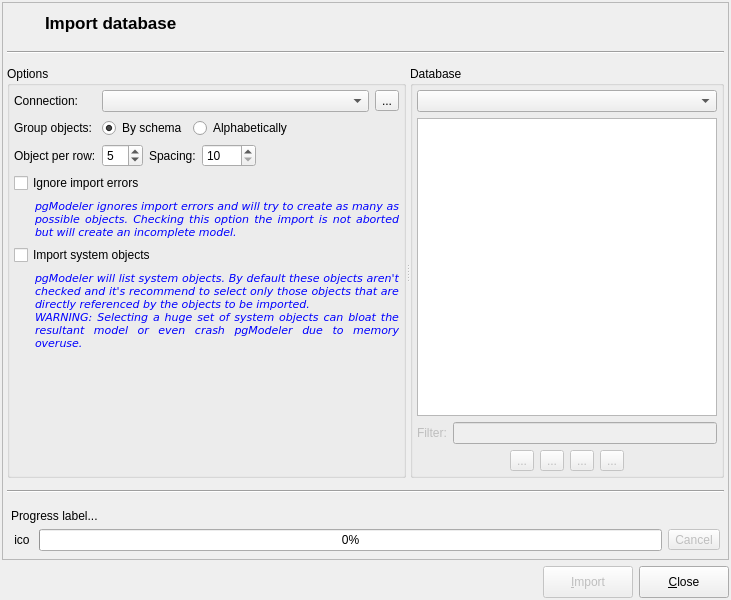
Qt form libpgmodeler_ui/ui/databaseimportform.ui (pgmodeler/pgmodeler) before a commit.
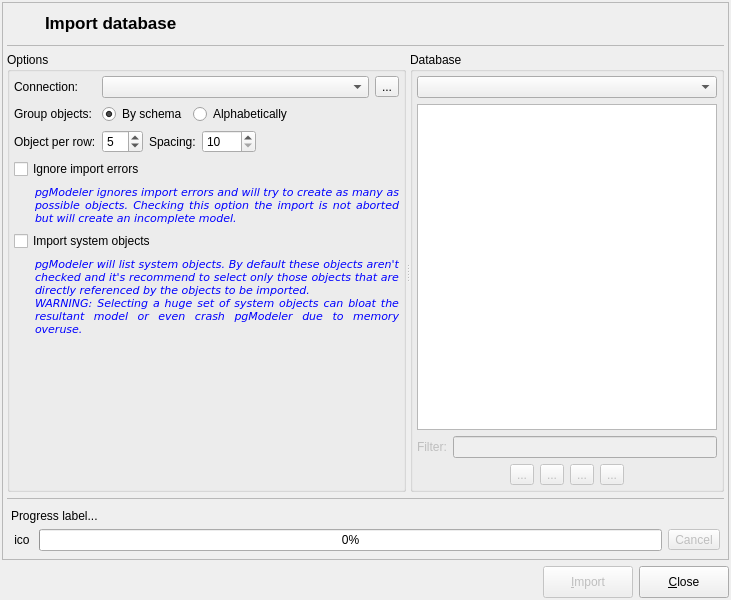
The same form after that commit. Icons and pictures are not drawn.

The edit to the form file:
```diff
--- a/libpgmodeler_ui/ui/databaseimportform.ui
+++ b/libpgmodeler_ui/ui/databaseimportform.ui
@@ -22,7 +22,7 @@
   <property name="minimumSize">
    <size>
     <width>670</width>
-    <height>500</height>
+    <height>600</height>
    </size>
   </property>
   <property name="maximumSize">
@@ -212,11 +212,17 @@
         <property name="minimumSize">
          <size>
           <width>0</width>
-          <height>15</height>
+          <height>1</height>
+         </size>
+        </property>
+        <property name="maximumSize">
+         <size>
+          <width>16777215</width>
+          <height>1</height>
          </size>
         </property>
         <property name="frameShape">
-         <enum>QFrame::HLine</enum>
+         <enum>QFrame::StyledPanel</enum>
         </property>
         <property name="frameShadow">
          <enum>QFrame::Sunken</enum>
@@ -981,11 +987,17 @@
         <property name="minimumSize">
          <size>
           <width>0</width>
-          <height>15</height>
+          <height>1</height>
+         </size>
+        </property>
+        <property name="maximumSize">
+         <size>
+          <width>16777215</width>
+          <height>1</height>
          </size>
         </property>
         <property name="frameShape">
-         <enum>QFrame::HLine</enum>
+         <enum>QFrame::StyledPanel</enum>
         </property>
         <property name="frameShadow">
          <enum>QFrame::Sunken</enum>
```
